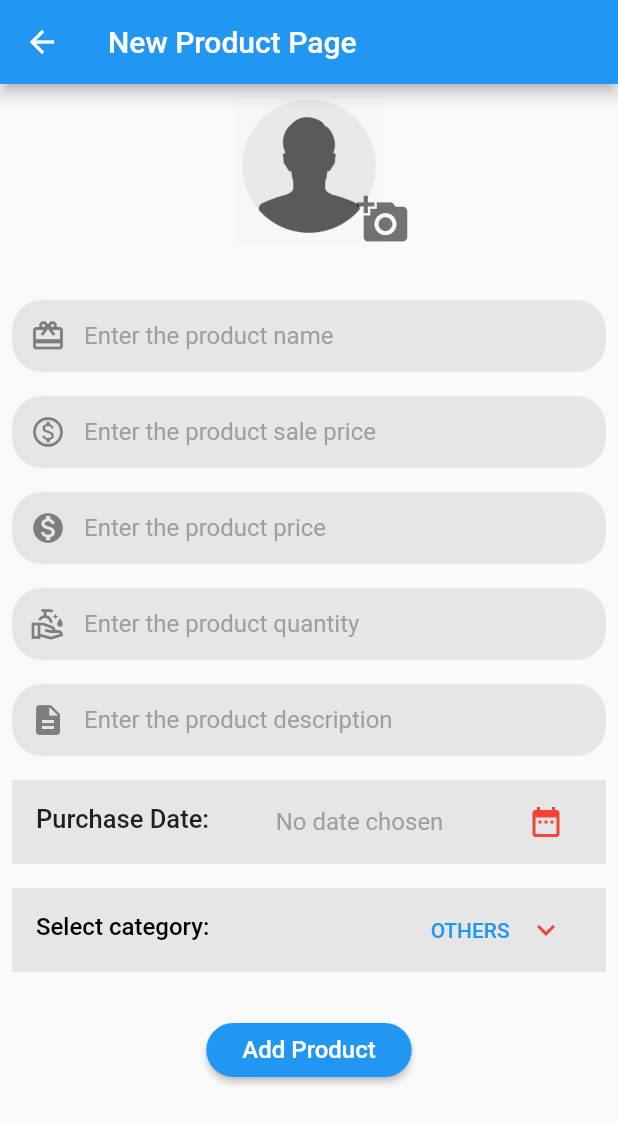
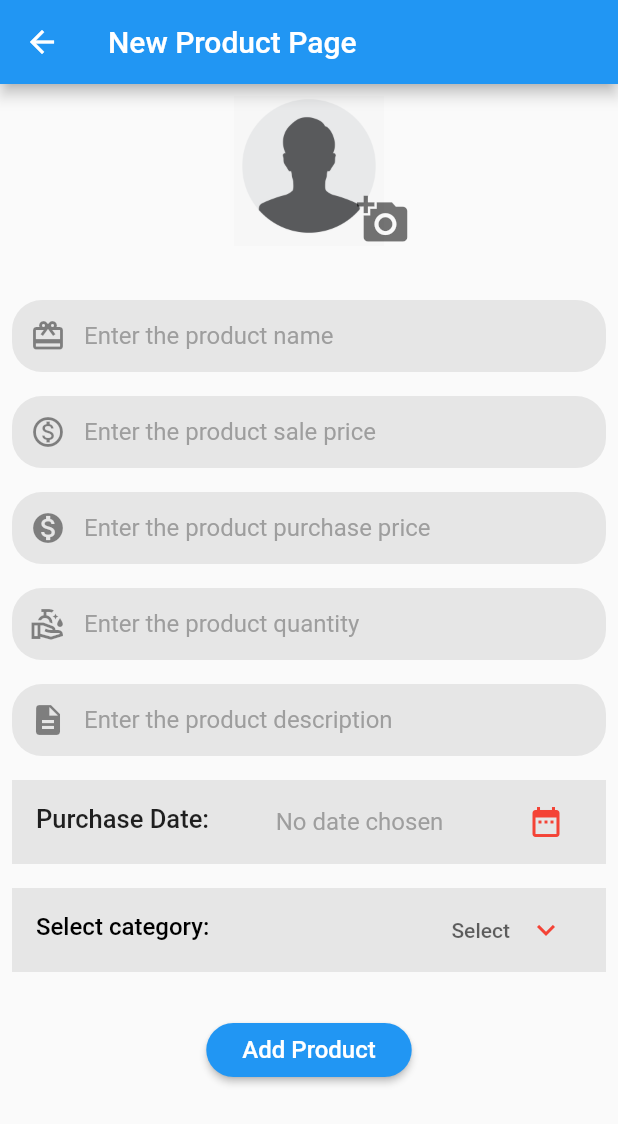
Before and after one commit to SheikhAman/ecommerce_admin_app, a Flutter app: the DashboardPage screen opened by its route, after a tap on the "add" icon, on a phone screen of 412 x 824 dp. Shown: the top 1124 px of the screen. Run offline on Flutter 3.47's test engine with Material 2 defaults, Android fonts, the phone set to English and light mode, and no system bars; our stand-ins replace cloud_firestore, firebase_auth, firebase_core, image_picker; accounts and stored records are empty.

Commit message:
new_product page updated

```diff
--- a/lib/db/db_helper.dart
+++ b/lib/db/db_helper.dart
@@ -1,7 +1,10 @@
 import 'package:cloud_firestore/cloud_firestore.dart';
+import 'package:ecom_day_42/models/category_model.dart';
 
 class DBHelper {
   static const String collectionAdmin = 'Admins';
+
+  static const String collectionCategories = 'Categories';
 
   static FirebaseFirestore _db = FirebaseFirestore.instance;
 
@@ -14,4 +17,15 @@ class DBHelper {
 // documentId jodi thake thaole return koro true
     return snapshot.exists;
   }
+
+// category collection e notun collection add korar query
+  static Future<void> addNewCategory(CategoryModel categoryModel) {
+    final doc = _db.collection(collectionCategories).doc();
+    categoryModel.catId = doc.id;
+    return doc.set(categoryModel.toMap());
+  }
+
+// category collection e notun collection get korar query
+  static Stream<QuerySnapshot<Map<String, dynamic>>> getAllCategory() =>
+      _db.collection(collectionCategories).snapshots();
 }
--- a/lib/main.dart
+++ b/lib/main.dart
@@ -1,8 +1,10 @@
 import 'package:ecom_day_42/pages/dashboard_page.dart';
 import 'package:ecom_day_42/pages/launcher_page.dart';
 import 'package:ecom_day_42/pages/login_page.dart';
+import 'package:ecom_day_42/providers/product_provider.dart';
 import 'package:flutter/material.dart';
 import 'package:firebase_core/firebase_core.dart';
+import 'package:provider/provider.dart';
 
 import 'pages/category_page.dart';
 import 'pages/new_product_page.dart';
@@ -15,7 +17,9 @@ import 'pages/user_page.dart';
 void main() async {
   WidgetsFlutterBinding.ensureInitialized();
   await Firebase.initializeApp();
-  runApp(const MyApp());
+  runApp(MultiProvider(providers: [
+    ChangeNotifierProvider(create: (context) => ProductProvider()),
+  ], child: const MyApp()));
 }
 
 class MyApp extends StatelessWidget {
--- a/lib/models/category_model.dart
+++ b/lib/models/category_model.dart
@@ -1,19 +1,22 @@
 const String categoryId = 'id';
 const String categoryName = 'name';
 const String categoryAvailable = 'available';
+const String categoryProductCount = 'productCount';
 
 class CategoryModel {
-  String? catId;
-  String? catName;
+  String? catId, catName;
+  num productCount;
   bool available;
 
-  CategoryModel({this.catName, this.catId, this.available = true});
+  CategoryModel(
+      {this.catName, this.catId, this.available = true, this.productCount = 0});
 
   Map<String, dynamic> toMap() {
     return <String, dynamic>{
       categoryId: catId,
       categoryName: catName,
       categoryAvailable: available,
+      categoryProductCount: productCount,
     };
   }
 
@@ -22,6 +25,7 @@ class CategoryModel {
       catId: map[categoryId],
       catName: map[categoryName],
       available: map[categoryAvailable],
+      productCount: map[categoryProductCount],
     );
   }
 }
--- a/lib/pages/dashboard_page.dart
+++ b/lib/pages/dashboard_page.dart
@@ -3,8 +3,10 @@ import 'package:ecom_day_42/models/dashboard_item.dart';
 import 'package:ecom_day_42/pages/category_page.dart';
 import 'package:ecom_day_42/pages/launcher_page.dart';
 import 'package:ecom_day_42/pages/new_product_page.dart';
+import 'package:ecom_day_42/providers/product_provider.dart';
 import 'package:ecom_day_42/widgets/dashboard_item_view.dart';
 import 'package:flutter/material.dart';
+import 'package:provider/provider.dart';
 
 import 'order_page.dart';
 import 'product_page.dart';
@@ -18,6 +20,8 @@ class DashboardPage extends StatelessWidget {
 
   @override
   Widget build(BuildContext context) {
+    Provider.of<ProductProvider>(context, listen: false).getAllCategories();
+
     return Scaffold(
       appBar: AppBar(
         title: const Text('Dashboard'),
--- a/lib/pages/new_product_page.dart
+++ b/lib/pages/new_product_page.dart
@@ -1,8 +1,10 @@
 import 'dart:io';
 
+import 'package:ecom_day_42/providers/product_provider.dart';
 import 'package:flutter/material.dart';
 import 'package:image_picker/image_picker.dart';
 import 'package:intl/intl.dart';
+import 'package:provider/provider.dart';
 
 class NewProductPage extends StatefulWidget {
   static const String routeName = '/new_product_page';
@@ -26,9 +28,7 @@ class _NewProductPageState extends State<NewProductPage> {
 
   String? purchaseDate;
 
-  String bookCategory = 'OTHERS';
-
-  var categoryItems = ['LAPTOP', 'WATCH', 'DRESS', 'MOBILE', 'BIKE', 'OTHERS'];
+  String? dropdownValue;
 
   @override
   void dispose() {
@@ -202,7 +202,7 @@ class _NewProductPageState extends State<NewProductPage> {
                     contentPadding: EdgeInsets.only(left: 10),
                     focusColor: Colors.white,
                     prefixIcon: Icon(Icons.monetization_on),
-                    hintText: 'Enter the product price',
+                    hintText: 'Enter the product purchase price',
                     hintStyle: TextStyle(
                       color: Colors.grey,
                       fontWeight: FontWeight.normal,
@@ -330,11 +330,14 @@ class _NewProductPageState extends State<NewProductPage> {
                       fontSize: 16,
                     ),
                   ),
-                  trailing: DropdownButton(
+                  trailing: Consumer<ProductProvider>(
+                    builder: (context, provider, _) => DropdownButton<String>(
+                        hint: const Text('Select'),
                         borderRadius: BorderRadius.circular(20),
                         dropdownColor: Colors.white,
                         underline: Text(''),
-                      value: bookCategory,
+                        // user je value ta sellect korbe setai hoche dropdownValue
+                        value: dropdownValue,
                         icon: Padding(
                           padding: EdgeInsets.all(12),
                           child: Icon(
@@ -345,19 +348,20 @@ class _NewProductPageState extends State<NewProductPage> {
                         style: TextStyle(
                             color: Theme.of(context).primaryColor,
                             fontWeight: FontWeight.w500),
-                      items: categoryItems.map((String item) {
+                        items: provider.categoryList.map((model) {
                           return DropdownMenuItem(
-                          value: item,
+                            value: model.catName,
                             child: Center(
-                            child: Text(item),
+                              child: Text(model.catName!),
                             ),
                           );
                         }).toList(),
-                      onChanged: (String? newValue) {
+                        onChanged: (newValue) {
                           setState(() {
-                          bookCategory = newValue!;
+                            dropdownValue = newValue;
                           });
                         }),
+                  ),
                 ),
               ),
               SizedBox(
--- a/lib/pages/product_page.dart
+++ b/lib/pages/product_page.dart
@@ -1,3 +1,4 @@
+import 'package:ecom_day_42/pages/new_product_page.dart';
 import 'package:flutter/material.dart';
 
 class ProductPage extends StatelessWidget {
@@ -7,6 +8,10 @@ class ProductPage extends StatelessWidget {
   @override
   Widget build(BuildContext context) {
     return Scaffold(
+      floatingActionButton: FloatingActionButton(
+        onPressed: () => Navigator.pushNamed(context, NewProductPage.routeName),
+        child: Icon(Icons.add),
+      ),
       appBar: AppBar(
         title: Text('Product Page'),
       ),
--- /dev/null
+++ b/lib/providers/product_provider.dart
@@ -0,0 +1,23 @@
+import 'package:ecom_day_42/db/db_helper.dart';
+import 'package:ecom_day_42/models/category_model.dart';
+import 'package:ecom_day_42/models/product_model.dart';
+import 'package:flutter/material.dart';
+
+class ProductProvider extends ChangeNotifier {
+  List<ProductModel> productList = [];
+  List<CategoryModel> categoryList = [];
+
+// addCategory method call korum  category page theke
+  Future<void> addCategories(CategoryModel categoryModel) =>
+      DBHelper.addNewCategory(categoryModel);
+
+// ai method categories list page ar product add korar somoy lagbe, example droupdown e lagbe
+  getAllCategories() {
+    DBHelper.getAllCategory().listen((snapshot) {
+      // snapshot hoche akhane QuerySnapshot<Map<String, dynamic>>
+      categoryList = List.generate(snapshot.docs.length,
+          (index) => CategoryModel.fromMap(snapshot.docs[index].data()));
+      notifyListeners();
+    });
+  }
+}
```
Also changed, not shown: lib/models/product_model.dart (+2 -7 lines), lib/pages/category_page.dart (+112 -0 lines). Lines whose indentation alone changed are shown as unchanged.
